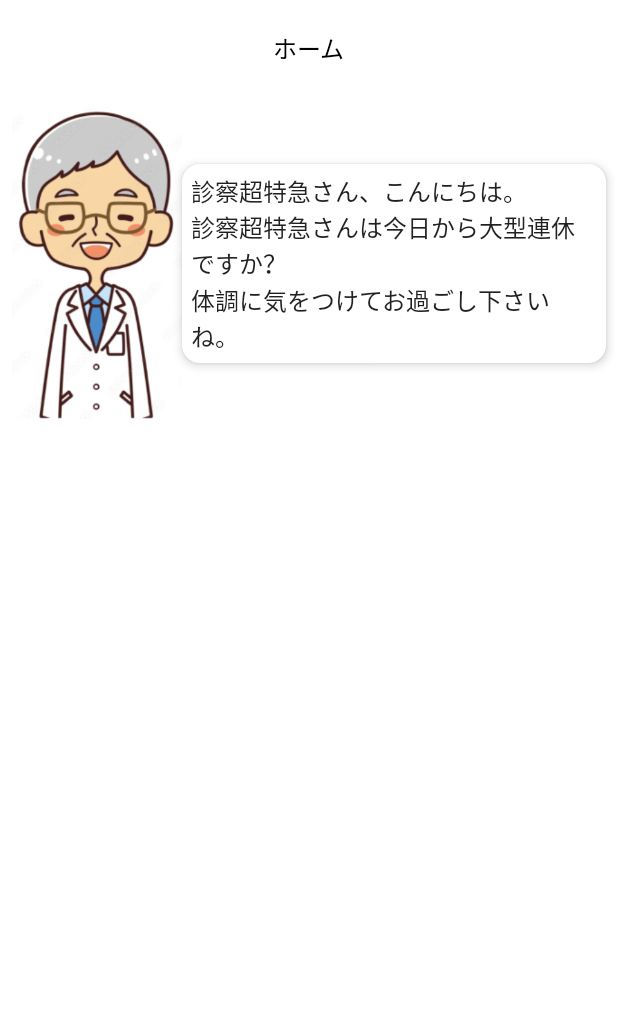
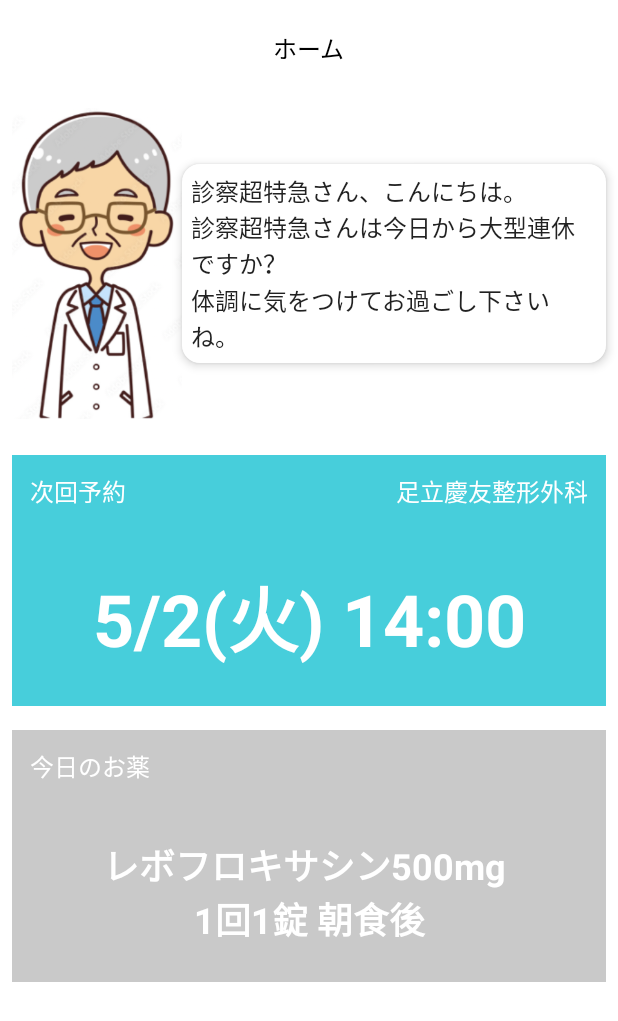
Before and after one commit to rnk0085/medical-hackathon, an Android app built with Jetpack Compose: the @Preview function HomeScreenPreview, on a phone screen of 412 x 824 dp. Shown: the top 1021 px of the screen. Run offline under Robolectric (Android 15) with nearby library versions, the phone set to English and light mode, and no system bars.

Commit message:
feat: HomeCardSection を作成

```diff
--- /dev/null
+++ b/app/src/main/java/com/example/medicalhackathon/ui/home/HomeCardSection.kt
@@ -0,0 +1,86 @@
+package com.example.medicalhackathon.ui.home
+
+import androidx.compose.foundation.background
+import androidx.compose.foundation.clickable
+import androidx.compose.foundation.layout.Arrangement
+import androidx.compose.foundation.layout.Column
+import androidx.compose.foundation.layout.Row
+import androidx.compose.foundation.layout.fillMaxWidth
+import androidx.compose.foundation.layout.padding
+import androidx.compose.material3.Text
+import androidx.compose.runtime.Composable
+import androidx.compose.ui.Modifier
+import androidx.compose.ui.graphics.Color
+import androidx.compose.ui.text.font.FontWeight
+import androidx.compose.ui.text.style.TextAlign
+import androidx.compose.ui.tooling.preview.Preview
+import androidx.compose.ui.unit.dp
+import androidx.compose.ui.unit.sp
+import com.example.medicalhackathon.UtilColor.mainColor
+import com.example.medicalhackathon.ui.UtilText.hospitalName1
+import com.example.medicalhackathon.ui.theme.MedicalHackathonTheme
+
+@Composable
+fun HomeCardSection(
+    modifier: Modifier = Modifier,
+    backgroundColor: Color,
+    leftText: String,
+    rightText: String,
+    mainText: String,
+    isReservation: Boolean,
+){
+    Column(
+        modifier = modifier
+            .fillMaxWidth()
+            .background(
+                color = backgroundColor,
+            )
+            .clickable(
+                onClick = { /* TODO */ },
+            ),
+    ) {
+        Row(
+            modifier = Modifier
+                .fillMaxWidth()
+                .padding(12.dp),
+            horizontalArrangement = Arrangement.SpaceBetween,
+        ) {
+            Text(
+                text = leftText,
+                color = Color.White,
+                fontSize = 16.sp,
+            )
+
+            Text(
+                text = rightText,
+                color = Color.White,
+                fontSize = 16.sp,
+            )
+        }
+
+        Text(
+            text = mainText,
+            color = Color.White,
+            fontSize = if (isReservation) 48.sp else 24.sp,
+            fontWeight = FontWeight.Bold,
+            modifier = Modifier
+                .fillMaxWidth()
+                .padding(vertical = 24.dp),
+            textAlign = TextAlign.Center,
+        )
+    }
+}
+
+@Preview
+@Composable
+private fun ReservationSectionPreview() {
+    MedicalHackathonTheme {
+        HomeCardSection(
+            backgroundColor = mainColor,
+            leftText = "次回予約",
+            rightText = hospitalName1,
+            mainText = "5/2(火) 14:00",
+            isReservation = true,
+        )
+    }
+}
--- a/app/src/main/java/com/example/medicalhackathon/ui/home/HomeScreen.kt
+++ b/app/src/main/java/com/example/medicalhackathon/ui/home/HomeScreen.kt
@@ -1,23 +1,17 @@
 package com.example.medicalhackathon.ui.home
 
-import androidx.compose.foundation.Image
-import androidx.compose.foundation.layout.Box
-import androidx.compose.foundation.layout.Row
 import androidx.compose.foundation.layout.fillMaxSize
 import androidx.compose.foundation.layout.fillMaxWidth
 import androidx.compose.foundation.layout.padding
 import androidx.compose.foundation.lazy.LazyColumn
-import androidx.compose.foundation.shape.RoundedCornerShape
-import androidx.compose.material.Card
 import androidx.compose.material.Scaffold
-import androidx.compose.material.Text
 import androidx.compose.runtime.Composable
-import androidx.compose.ui.Alignment
 import androidx.compose.ui.Modifier
-import androidx.compose.ui.res.painterResource
 import androidx.compose.ui.tooling.preview.Preview
 import androidx.compose.ui.unit.dp
-import com.example.medicalhackathon.R
+import com.example.medicalhackathon.UtilColor.mainColor
+import com.example.medicalhackathon.UtilColor.originalGrayColor
+import com.example.medicalhackathon.ui.UtilText
 import com.example.medicalhackathon.ui.common.HackathonTopAppBar
 import com.example.medicalhackathon.ui.common.HackathonTopAppBarUiState
 import com.example.medicalhackathon.ui.theme.MedicalHackathonTheme
@@ -41,7 +35,41 @@ fun HomeScreen(){
         ) {
             item {
                 DoctorCommentSection(
-                    modifier = Modifier.fillMaxWidth().padding(8.dp),
+                    modifier = Modifier
+                        .fillMaxWidth()
+                        .padding(8.dp),
+                )
+            }
+
+            item {
+                HomeCardSection(
+                    modifier = Modifier
+                        .fillMaxWidth()
+                        .padding(
+                            horizontal = 8.dp,
+                            vertical = 16.dp,
+                        ),
+                    backgroundColor = mainColor,
+                    leftText = "次回予約",
+                    rightText = UtilText.hospitalName1,
+                    mainText = "5/2(火) 14:00",
+                    isReservation = true,
+                )
+            }
+
+            item {
+                HomeCardSection(
+                    modifier = Modifier
+                        .fillMaxWidth()
+                        .padding(
+                            horizontal = 8.dp,
+                        ),
+                    backgroundColor = originalGrayColor,
+                    leftText = "今日のお薬",
+                    rightText = "",
+                    mainText = "レボフロキサシン500mg \n" +
+                            "1回1錠 朝食後",
+                    isReservation = false,
                 )
             }
         }
```
